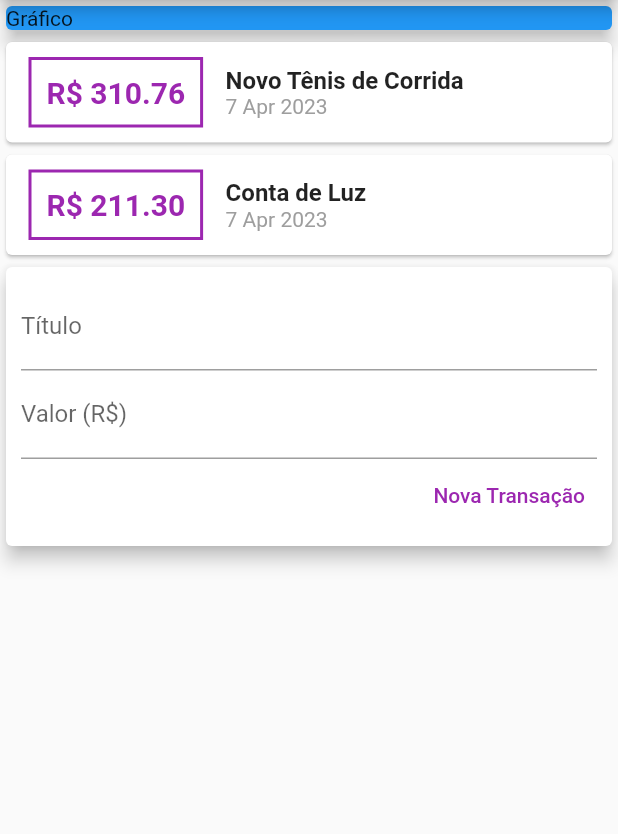
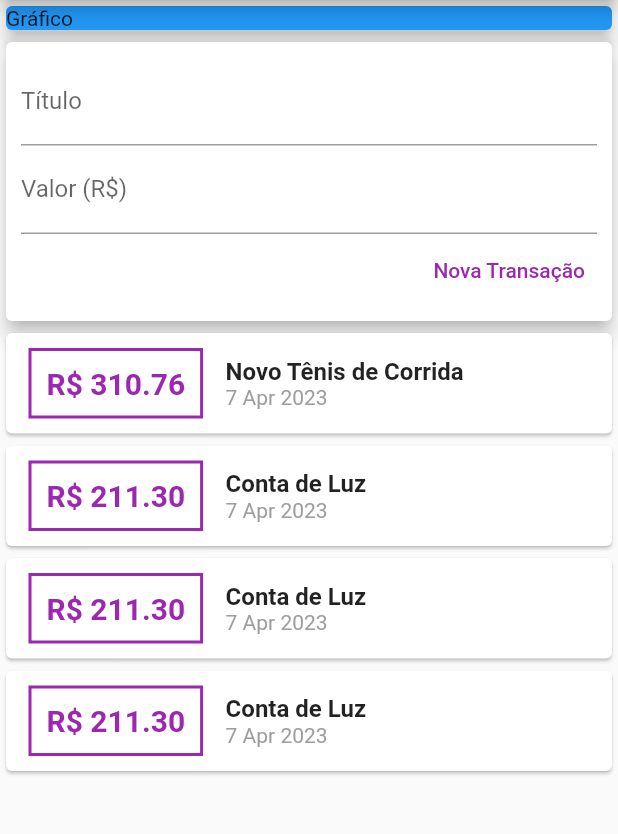
Before and after one commit to CharlesEdu07/ExpensesApp, a Flutter app: the screen it shows after launch, on a phone screen of 412 x 824 dp, the part 84-918 px from its top. Run offline on Flutter 3.47's test engine with Material 2 defaults, Android fonts, the phone set to English and light mode, and no system bars.

```diff
--- a/lib/components/transaction_list.dart
+++ b/lib/components/transaction_list.dart
@@ -9,7 +9,10 @@ class TransactionList extends StatelessWidget {
 
   @override
   Widget build(BuildContext context) {
-    return Column(
+    return Container(
+      height: 300,
+      child: SingleChildScrollView(
+        child: Column(
           children: transactions.map((tr) {
             return Card(
               child: Row(
@@ -55,6 +58,8 @@ class TransactionList extends StatelessWidget {
               ),
             );
           }).toList(),
+        ),
+      ),
     );
   }
 }
--- a/lib/components/transaction_user.dart
+++ b/lib/components/transaction_user.dart
@@ -1,3 +1,5 @@
+import 'dart:math';
+
 import 'package:flutter/material.dart';
 import '../models/transaction.dart';
 import './transaction_list.dart';
@@ -22,14 +24,57 @@ class _TransactionUserState extends State<TransactionUser> {
       value: 211.30,
       date: DateTime.now(),
     ),
+    Transaction(
+      id: 't2',
+      title: 'Conta de Luz',
+      value: 211.30,
+      date: DateTime.now(),
+    ),
+    Transaction(
+      id: 't2',
+      title: 'Conta de Luz',
+      value: 211.30,
+      date: DateTime.now(),
+    ),
+    Transaction(
+      id: 't2',
+      title: 'Conta de Luz',
+      value: 211.30,
+      date: DateTime.now(),
+    ),
+    Transaction(
+      id: 't2',
+      title: 'Conta de Luz',
+      value: 211.30,
+      date: DateTime.now(),
+    ),
+    Transaction(
+      id: 't2',
+      title: 'Conta de Luz',
+      value: 211.30,
+      date: DateTime.now(),
+    ),
   ];
+
+  void _addTransaction(String title, double value) {
+    final newTransaction = Transaction(
+      id: Random().nextDouble().toString(),
+      title: title,
+      value: value,
+      date: DateTime.now(),
+    );
+
+    setState(() {
+      _transactions.add(newTransaction);
+    });
+  }
 
   @override
   Widget build(BuildContext context) {
     return Column(
       children: <Widget>[
+        TransactionForm(onSubmit: _addTransaction),
         TransactionList(_transactions),
-        TransactionForm(),
       ],
     );
   }
--- a/lib/main.dart
+++ b/lib/main.dart
@@ -21,7 +21,8 @@ class MyHomePage extends StatelessWidget {
       appBar: AppBar(
         title: Text('Expenses'),
       ),
-      body: Column(
+      body: SingleChildScrollView(
+        child: Column(
           crossAxisAlignment: CrossAxisAlignment.stretch,
           children: <Widget>[
             Container(
@@ -34,6 +35,7 @@ class MyHomePage extends StatelessWidget {
             TransactionUser()
           ],
         ),
+      ),
     );
   }
 }
```
Also changed, not shown: lib/components/transaction_form.dart (+7 -3 lines). Lines whose indentation alone changed are shown as unchanged.
